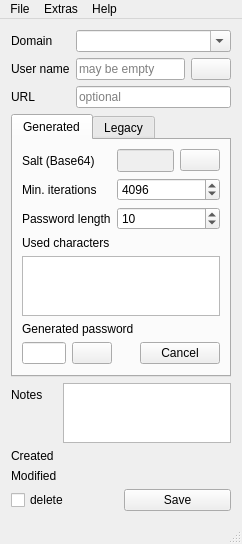
607011/Qt-SESAM, file Qt-SESAM/mainwindow.ui: the form before one commit.
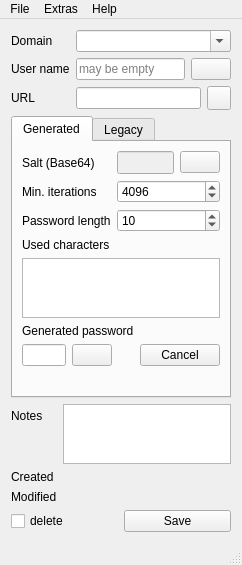
The form after the commit. Icons and pictures are not drawn.

Commit message: Added open url facility.

What changed in the file:
```diff
--- a/Qt-SESAM/mainwindow.ui
+++ b/Qt-SESAM/mainwindow.ui
@@ -7,7 +7,7 @@
     <x>0</x>
     <y>0</y>
     <width>242</width>
-    <height>529</height>
+    <height>565</height>
    </rect>
   </property>
   <property name="windowTitle">
@@ -71,11 +71,43 @@
        </widget>
       </item>
       <item row="3" column="2">
-       <widget class="QLineEdit" name="urlLineEdit">
-        <property name="placeholderText">
-         <string>optional</string>
-        </property>
-       </widget>
+       <layout class="QHBoxLayout" name="horizontalLayout_7">
+        <item>
+         <widget class="QLineEdit" name="urlLineEdit"/>
+        </item>
+        <item>
+         <widget class="QPushButton" name="openURLPushButton">
+          <property name="sizePolicy">
+           <sizepolicy hsizetype="Fixed" vsizetype="Fixed">
+            <horstretch>0</horstretch>
+            <verstretch>0</verstretch>
+           </sizepolicy>
+          </property>
+          <property name="minimumSize">
+           <size>
+            <width>24</width>
+            <height>24</height>
+           </size>
+          </property>
+          <property name="maximumSize">
+           <size>
+            <width>1</width>
+            <height>16777215</height>
+           </size>
+          </property>
+          <property name="toolTip">
+           <string>Open URL ...</string>
+          </property>
+          <property name="text">
+           <string/>
+          </property>
+          <property name="icon">
+           <iconset resource="QtSESAM.qrc">
+            <normaloff>:/images/open-url.png</normaloff>:/images/open-url.png</iconset>
+          </property>
+         </widget>
+        </item>
+       </layout>
       </item>
      </layout>
     </item>
```
Left out of the diff: 34 changed lines with no effect on the pictures. The commit also changes 8 other files.
